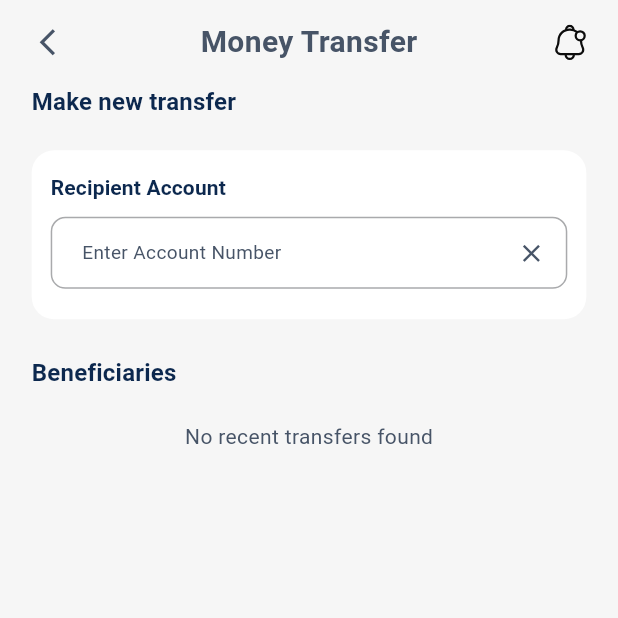
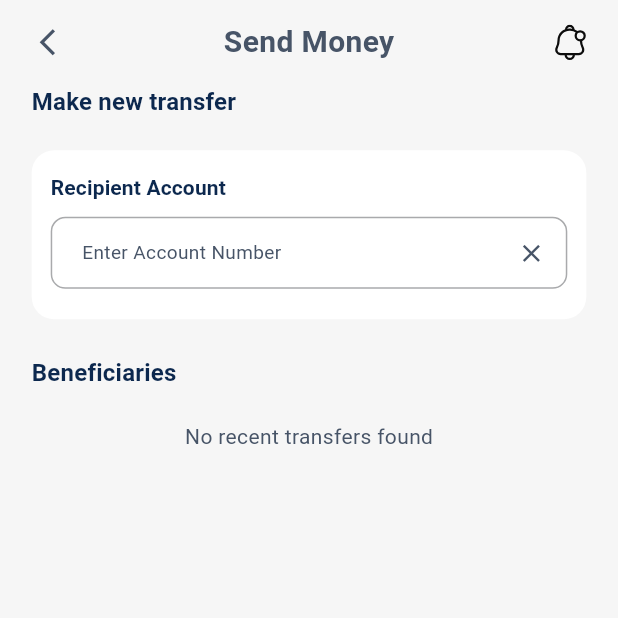
Before and after one commit to Bia-pay/bia_mobile, a Flutter app: the SendMoneyTransfer screen opened by its route, on a phone screen of 412 x 824 dp, the top half of it. Run offline on Flutter 3.47's test engine with Material 3 defaults, Android fonts, the phone set to English and light mode, and no system bars; our stand-ins replace camera, flutter_easyloading, flutter_riverpod, flutter_screenutil, flutter_svg, get and 9 more; missing offline and left inert: flutter_sliding_toast, mobile_scanner; accounts and stored records are empty; project files that could hold a hidden picture were left out.

Commit message:
send money

```diff
--- a/lib/feature/dashboard/send_money/input_transfer/send_money_transfer.dart
+++ b/lib/feature/dashboard/send_money/input_transfer/send_money_transfer.dart
@@ -95,7 +95,7 @@ class _SendMoneyTransferState extends ConsumerState<SendMoneyTransfer> {
               crossAxisAlignment: CrossAxisAlignment.start,
               children: [
                 CustomHeader(
-                  title: 'Money Transfer',
+                  title: 'Send Money',
                   onBackPressed: () => Navigator.of(context).pop(),
                 ),
                 SizedBox(height: 10.h),
```
